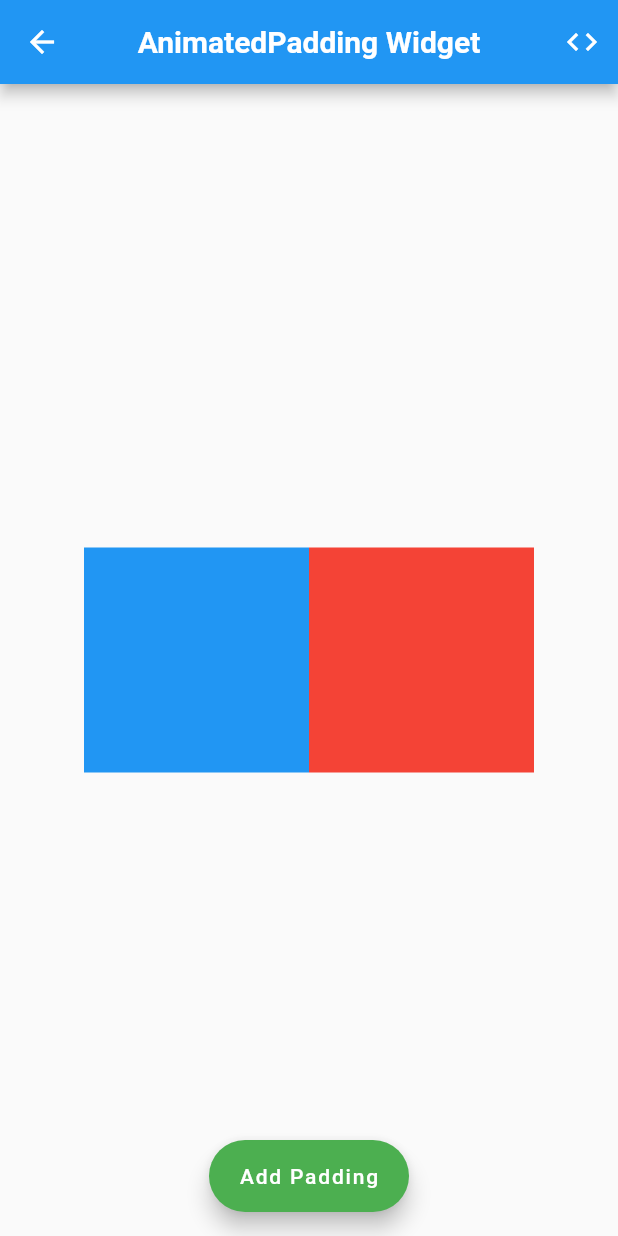
After one commit to MV1998/flutter_cheat_sheet_app, a Flutter app: the AnimatedPaddingWidget screen opened directly, on a phone screen of 412 x 824 dp. The commit adds this screen. Run offline on Flutter 3.47's test engine with Material 2 defaults, Android fonts, the phone set to English and light mode, and no system bars; our stand-ins replace signature, transparent_image.

Commit message:
animated padding.

```diff
--- /dev/null
+++ b/lib/flutter_widgets/animated_padding.dart
@@ -0,0 +1,66 @@
+import 'package:flutter/material.dart';
+
+class AnimatedPaddingWidget extends StatefulWidget {
+  @override
+  _AnimatedPaddingWidgetState createState() => _AnimatedPaddingWidgetState();
+}
+
+class _AnimatedPaddingWidgetState extends State<AnimatedPaddingWidget> {
+  double padValue = 0;
+
+  @override
+  void initState() {
+    super.initState();
+  }
+
+  @override
+  Widget build(BuildContext context) {
+    return Scaffold(
+      appBar: AppBar(
+        centerTitle: true,
+        title: Text(
+          'AnimatedPadding Widget',
+          style: TextStyle(
+              fontSize: 20.0,
+              fontWeight: FontWeight.bold,),
+        ),
+        actions: <Widget>[
+          IconButton(
+            icon: Icon(Icons.code),
+            onPressed: () {
+
+            }
+          )
+        ],
+      ),
+      body: Center(
+        child: Row(
+          mainAxisAlignment: MainAxisAlignment.center,
+          children: <Widget>[
+            AnimatedPadding(
+              padding: EdgeInsets.all(padValue),
+              duration: Duration(seconds: 1),
+              child: Container(height: 150, width: 150, color: Colors.blue),
+            ),
+            AnimatedPadding(
+              padding: EdgeInsets.all(padValue),
+              duration: Duration(seconds: 1),
+              child: Container(height: 150, width: 150, color: Colors.red),
+            )
+          ],
+        ),
+      ),
+      floatingActionButtonLocation: FloatingActionButtonLocation.centerFloat,
+      floatingActionButton: FloatingActionButton.extended(
+        backgroundColor: Colors.green,
+        onPressed: () => setState(() {
+          padValue == 0 ? padValue = 10 : padValue = 0;
+        }),
+        label: Text(
+          padValue == 0 ? "Add Padding" : "Remove Padding",
+          style: TextStyle(color: Colors.white),
+        ),
+      ),
+    );
+  }
+}
--- a/lib/flutter_widgets/order_details_card_widget.dart
+++ b/lib/flutter_widgets/order_details_card_widget.dart
@@ -9,9 +9,9 @@ class OrderDetailsCardWidget extends StatefulWidget {
 }
 
 class _OrderDetailsCardWidgetState extends State<OrderDetailsCardWidget> {
+  var itemCount = 10;
   var count = 0;
   Color color = Colors.yellow;
-
   Color callCustomerButtonColor = Colors.deepOrange;
 
   @override
@@ -26,13 +26,13 @@ class _OrderDetailsCardWidgetState extends State<OrderDetailsCardWidget> {
           child: ListView.separated(
             separatorBuilder: (context, index) {
               return Divider(
-                thickness: .8,
+                thickness: .3,
                 height: 4,
                 color: Colors.grey,
               );
             },
             primary: true,
-            itemCount: 10,
+            itemCount: itemCount,
             itemBuilder: (context, index) {
               return OrderDetailsCard();
             },
--- a/lib/main.dart
+++ b/lib/main.dart
@@ -1,5 +1,6 @@
 import 'package:flutter/cupertino.dart';
 import 'package:flutter/material.dart';
+import 'package:fluttercheatsheetapp/flutter_widgets/animated_padding.dart';
 import 'package:fluttercheatsheetapp/flutter_widgets/animated_positioned.dart';
 import 'package:fluttercheatsheetapp/flutter_widgets/animated_switcher.dart';
 import 'package:fluttercheatsheetapp/flutter_widgets/order_details_card_widget.dart';
@@ -26,7 +27,7 @@ class _MyAppState extends State<MyApp> {
         'hero2': (context) => Hero2Widget(),
       },
       title: 'Widget',
-      home: AnimatedPositionedWidget(),
+      home: OrderDetailsCardWidget(),
     );
   }
 }
```
